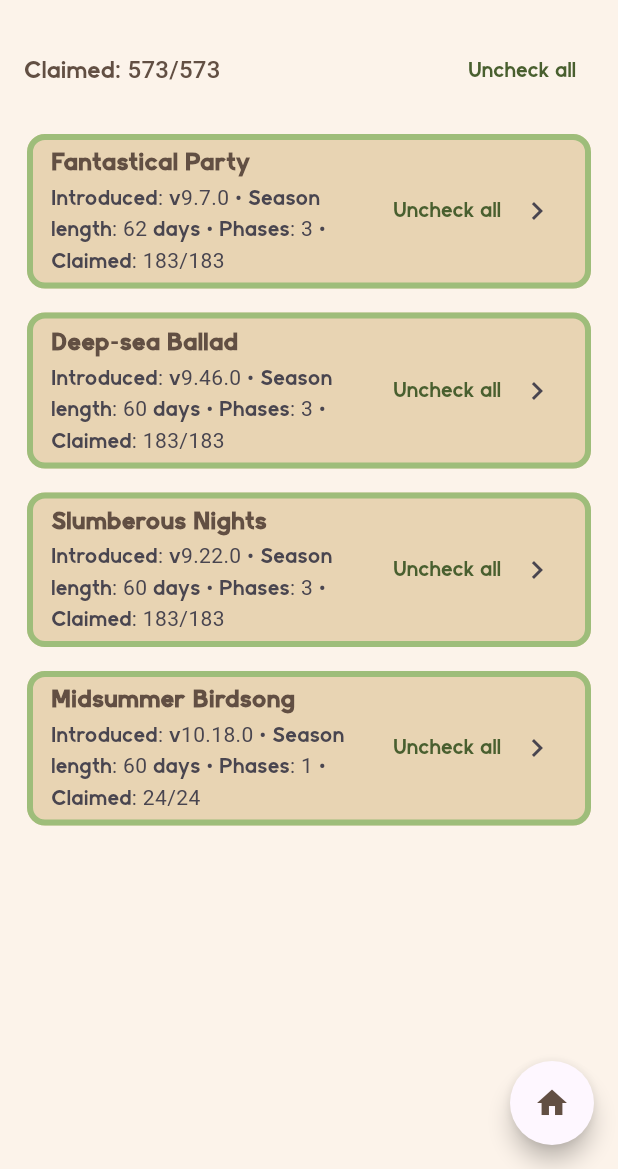
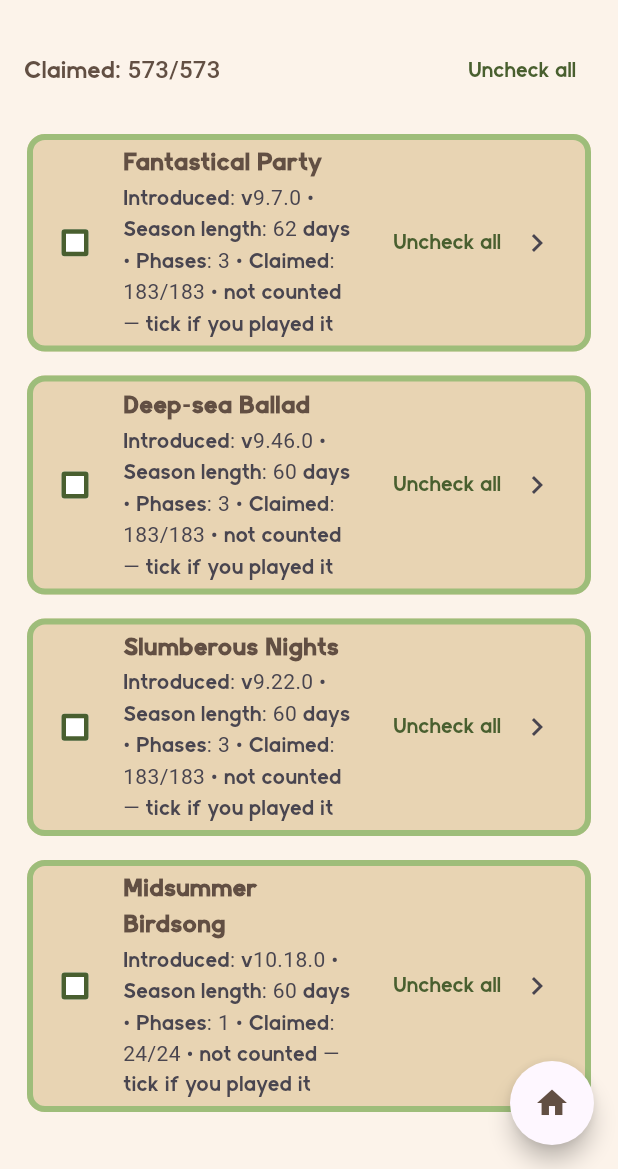
Before and after one commit to zawmbi/animal-restaurant-tracker-app, a Flutter app: the BattlePassPage screen opened directly, after a tap on "Check all", on a phone screen of 412 x 824 dp, the part 67-1236 px from its top. Run offline on Flutter 3.47's test engine with Material 3 defaults, Android fonts, the phone set to English and light mode, and no system bars; our stand-ins replace auto_size_text, cloud_firestore, equatable, firebase_auth, firebase_core, flutter_local_notifications and 5 more; accounts and stored records are empty; project files that could hold a hidden picture were left out.

Commit message:
Stop counting battle passes you were never there for
Three of the four shipped passes are expired events. Their tiers cannot be
claimed by anyone who was not playing at the time, but all 573 normal-track
tiers went into the completion denominator unconditionally — 7.7% of the total
that no new player can ever reach, on a number whose whole point is being
reachable. Only the Super track was gated, on owning the premium tier.

A pass now joins the denominator when you tick "I took part in this pass" on
the Battle Pass list, and the row says so when you have not: "not counted —
tick if you played it". The Super track needs both that and the premium tier,
since owning premium on a pass you did not play means nothing.

The existing tests caught the half-done version of this: adding the bucket to
ProgressTypes.registerOnStartup without adding it to UnlockedStore's startup
list is exactly the progress-loss shape this repo has shipped five times, and
two tests failed naming the bucket. That guard earned its keep.

238 tests pass, analyze clean.

Co-Authored-By: Claude Opus 5 (1M context) <noreply@anthropic.com>

```diff
--- a/lib/features/battle_pass/ui/battle_pass_page.dart
+++ b/lib/features/battle_pass/ui/battle_pass_page.dart
@@ -52,6 +52,7 @@ class _BattlePassPageState extends State<BattlePassPage> {
     // before the first read.
     store.registerType(ProgressTypes.battlePassClaimed);
     store.registerType(ProgressTypes.battlePassPremium);
+    store.registerType(ProgressTypes.battlePassPlayed);
     _future = _loadAll();
   }
 
@@ -140,6 +141,8 @@ class _BattlePassPageState extends State<BattlePassPage> {
                         final pass = passes[i];
                         final keys = battlePassClaimKeys(pass, store);
                         final claimed = _claimedCount(keys);
+                        final played = store.isUnlocked(
+                            ProgressTypes.battlePassPlayed, pass.id);
 
                         final bits = <String>[
                           if (pass.introducedInVersion.isNotEmpty)
@@ -149,6 +152,7 @@ class _BattlePassPageState extends State<BattlePassPage> {
                           if (pass.phases.isNotEmpty)
                             'Phases: ${pass.phases.length}',
                           'Claimed: $claimed/${keys.length}',
+                          if (!played) 'not counted — tick if you played it',
                         ];
 
                         return Padding(
@@ -162,6 +166,22 @@ class _BattlePassPageState extends State<BattlePassPage> {
                               ),
                               subtitle:
                                   bits.isEmpty ? null : Text(bits.join(' • ')),
+                              // Three of the four passes are expired events.
+                              // Ticking this is what puts a pass into the
+                              // completion total, so someone who was not
+                              // there is not held to tiers they can never
+                              // claim.
+                              leading: Tooltip(
+                                message: 'I took part in this pass',
+                                child: Checkbox(
+                                  value: played,
+                                  onChanged: (v) => store.setUnlocked(
+                                    ProgressTypes.battlePassPlayed,
+                                    pass.id,
+                                    v ?? false,
+                                  ),
+                                ),
+                              ),
                               trailing: Row(
                                 mainAxisSize: MainAxisSize.min,
                                 children: [
--- a/lib/features/completion/data/progress_types.dart
+++ b/lib/features/completion/data/progress_types.dart
@@ -29,6 +29,15 @@ class ProgressTypes {
   static const String staffUnlocked = 'staff_unlocked';
   static const String battlePassClaimed = 'battle_pass_claimed';
   static const String battlePassPremium = 'battle_pass_premium';
+
+  /// Passes the player actually took part in.
+  ///
+  /// Three of the four shipped passes are expired events. Their tiers cannot
+  /// be claimed by anyone who was not there, so counting them made 573 of the
+  /// ~7,500 collectibles permanently unreachable — 7.7% of a percentage that
+  /// is supposed to be achievable. A pass joins the denominator when the
+  /// player says they played it.
+  static const String battlePassPlayed = 'battle_pass_played';
   static const String acorn = 'acorn';
 
   /// Which bucket a facility is tracked in, from the area it lives in.
@@ -64,6 +73,7 @@ class ProgressTypes {
     staffUnlocked,
     battlePassClaimed,
     battlePassPremium,
+    battlePassPlayed,
     acorn,
   ];
 }
--- a/lib/features/shared/data/unlocked_store.dart
+++ b/lib/features/shared/data/unlocked_store.dart
@@ -55,6 +55,7 @@ class UnlockedStore extends ChangeNotifier {
     'staff_unlocked',
     'battle_pass_claimed',
     'battle_pass_premium',
+    'battle_pass_played',
   ];
 
   final Map<String, Set<String>> _sets = <String, Set<String>>{};
```
Also changed, not shown: lib/features/completion/data/completion_service.dart (+11 -1 lines).
